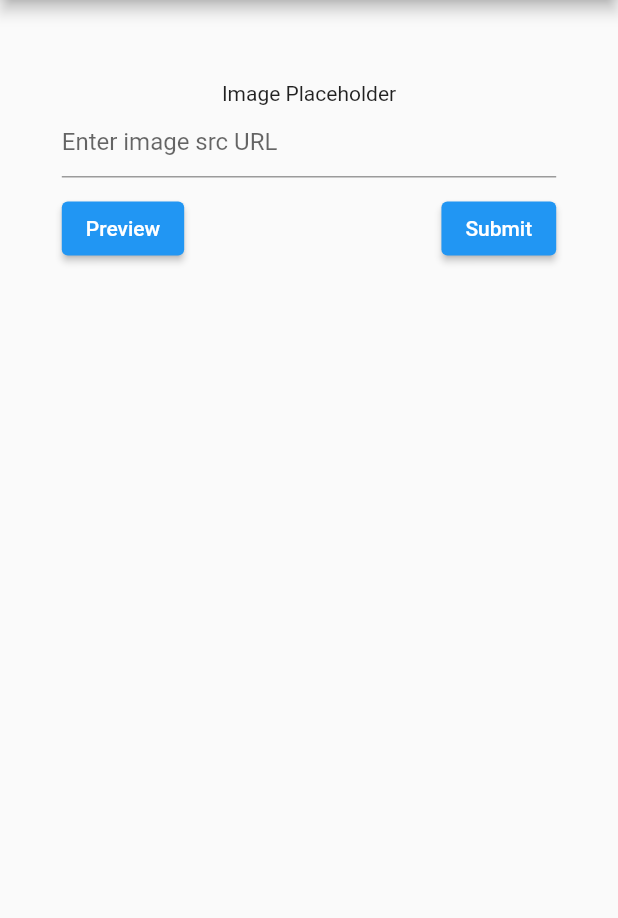
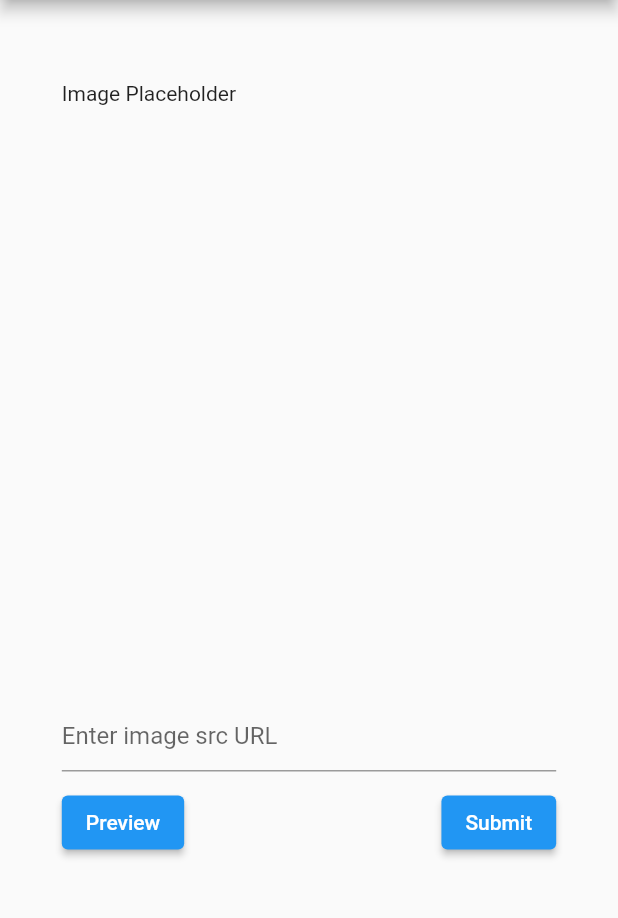
Before and after one commit to InfTkm/food360, a Flutter app: the screen it shows after launch, after a tap on "Submit", on a phone screen of 412 x 824 dp, the part 84-1002 px from its top. Run offline on Flutter 3.47's test engine with Material 2 defaults, Android fonts, the light colour scheme and no system bars; missing offline and left inert: dart:html; network calls fail.

Commit message:
update flutter app

```diff
--- a/food360/lib/main.dart
+++ b/food360/lib/main.dart
@@ -1,7 +1,9 @@
 import 'dart:html';
+import 'dart:convert';
 
 import 'package:flutter/cupertino.dart';
 import 'package:flutter/material.dart';
+import 'package:http/http.dart' as http;
 
 void main() {
   runApp(MyApp());
@@ -26,17 +28,30 @@ class MainForm extends StatefulWidget {
 
 class _MainFormState extends State<MainForm> {
   final imageURLController = TextEditingController();
-  final imageURLFocusNode = FocusNode();
-
+  var cansubmit = false;
+  // final imageURLFocusNode = FocusNode();
+  var results = [];
   @override
   void initState() {
     // TODO: implement initState
     super.initState();
-    imageURLFocusNode.addListener(() {
-      if (!imageURLFocusNode.hasFocus) {
-        setState(() {});
-      }
-    });
+    // imageURLFocusNode.addListener(() {
+    //   if (!imageURLFocusNode.hasFocus) {
+    //     setState(() {});
+    //   }
+    // });
+  }
+
+  void submit() async {
+    var url = Uri.http('8c26d2a9fc14.ngrok.io', '/api/infer');
+
+    var res = await http.post(url,
+        body: json.encode({'src': imageURLController.text}),
+        encoding: Encoding.getByName('utf-8'),
+        headers: {"Content-Type": "application/json"});
+    results = res.body.split(';');
+
+    setState(() {});
   }
 
   @override
@@ -49,28 +64,50 @@ class _MainFormState extends State<MainForm> {
         child: Form(
           child: Column(
             children: [
-              imageURLController.text.isEmpty
-                  ? Text('Image Placeholder')
-                  : FittedBox(child: Image.network(imageURLController.text)),
+              Container(
+                child:
+                (imageURLController.text.isEmpty ||
+                        !imageURLController.text.startsWith('http'))
+                    ? Text('Image Placeholder')
+                    : Image.network(imageURLController.text),
+                  height: MediaQuery.of(context).size.height * 0.5,
+                  width: MediaQuery.of(context).size.width * 0.8,
+              ),
               TextFormField(
                 decoration: const InputDecoration(
                   hintText: 'Enter image src URL',
                 ),
+                onChanged: (text) {
+                  setState(() {});
+                },
                 controller: imageURLController,
                 keyboardType: TextInputType.url,
                 textInputAction: TextInputAction.done,
-                focusNode: imageURLFocusNode,
+                // focusNode: imageURLFocusNode,
               ),
-              Container(child: Row(
-                mainAxisAlignment: MainAxisAlignment.spaceBetween,
-                children: [
-                ElevatedButton(onPressed: () {setState(() {});},
-                child: Text("Preview")),
-                ElevatedButton(onPressed: () {setState(() {});},
-                child: Text("Submit")),
-              ],),
-              margin: EdgeInsets.only(top: 10),)
+              Container(
+                child: Row(
+                  mainAxisAlignment: MainAxisAlignment.spaceBetween,
+                  children: [
+                    ElevatedButton(
+                        onPressed: () {
+                          setState(() {});
+                          // if (imageURLController.text.startsWith('http')) {
 
+                          // }
+                        },
+                        child: Text("Preview")),
+                    ElevatedButton(
+                        onPressed: this.submit, child: Text("Submit"))
+                  ],
+                ),
+                margin: EdgeInsets.only(top: 10),
+              ),
+              Column(
+                children: results.map((r) {
+                  return Text(r);
+                }).toList(),
+              )
             ],
           ),
         ));
--- a/food360/pubspec.yaml
+++ b/food360/pubspec.yaml
@@ -1,4 +1,4 @@
-name: food360
+name: food3602
 description: A new Flutter project.
 
 # The following line prevents the package from being accidentally published to
@@ -23,6 +23,7 @@ environment:
 dependencies:
   flutter:
     sdk: flutter
+  http: ^0.13.0
 
 
   # The following adds the Cupertino Icons font to your application.
```
Also changed, not shown: food360/pubspec.lock, 12 other files.
